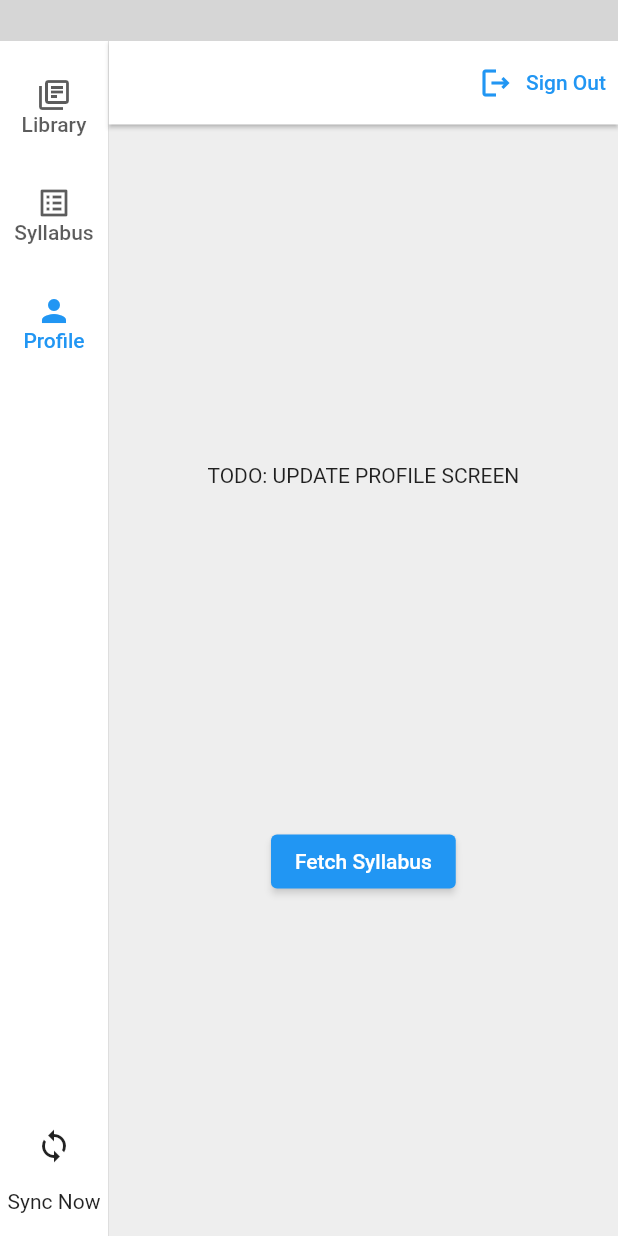
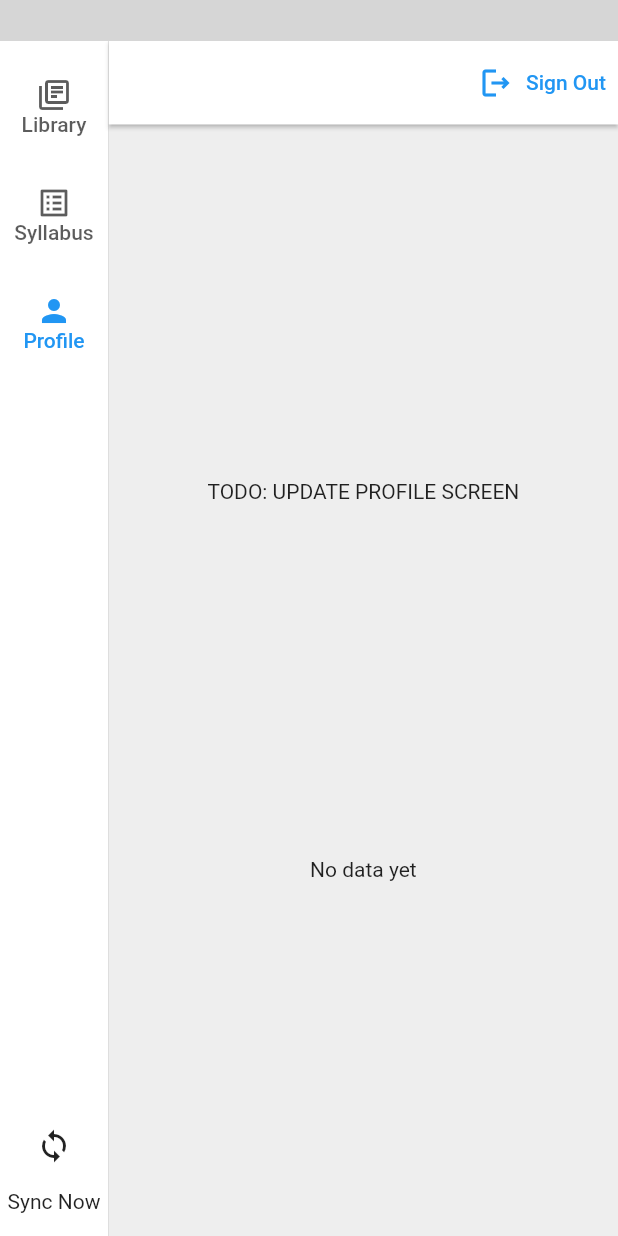
Before and after one commit to silverback-robot/lastpage-windows, a Flutter app: the screen it shows once a user with an empty profile is signed in, after a tap on "Syllabus", after a tap on "Profile", on a phone screen of 412 x 824 dp. Run offline on Flutter 3.47's test engine with Material 2 defaults, Android fonts, the phone set to English and light mode, and no system bars; our stand-ins replace dio, firebase_auth, firebase_core, flutter_svg, hive, hive_flutter and 3 more; missing offline and left inert: bitsdojo_window, flutter_acrylic; accounts and stored records are empty; network calls fail; grey boxes are pictures that could not be loaded.

Commit message:
Load subjects into data classes and configure provider

```diff
--- a/lib/main.dart
+++ b/lib/main.dart
@@ -3,6 +3,7 @@ import 'package:flutter/material.dart';
 import 'package:firebase_core/firebase_core.dart';
 import 'package:flutter_acrylic/flutter_acrylic.dart';
 import 'package:hive_flutter/hive_flutter.dart';
+import 'package:lastpage/models/syllabus/syllabus_provider.dart';
 import 'package:lastpage/models/user_auth.dart';
 import 'package:lastpage/models/user_uploads/user_upload_info.dart';
 import 'package:lastpage/screens/window_frame.dart';
@@ -39,6 +40,8 @@ void main() async {
     ChangeNotifierProvider<UserAuth>(create: ((context) => UserAuth())),
     ChangeNotifierProvider<FirestoreRestApi>(
         create: ((context) => FirestoreRestApi())),
+    ChangeNotifierProvider<SyllabusProvider>(
+        create: ((context) => SyllabusProvider()), lazy: false),
   ], child: const MyApp()));
 
   doWhenWindowReady(() {
--- /dev/null
+++ b/lib/models/syllabus/subject.dart
@@ -0,0 +1,31 @@
+class Subject {
+  String subjectCode;
+  String subjectTitle;
+  String? LTPC;
+  List<SubjectUnit>? subjectUnits = [];
+
+  Subject(
+      {required this.subjectCode,
+      required this.subjectTitle,
+      this.LTPC,
+      this.subjectUnits});
+
+  factory Subject.fromJson(Map<String, dynamic> json) {
+    var subjectCode = json['subjectCode'] as String;
+    var subjectTitle = json['subjectTitle'] as String;
+    var rawLTPC = json['LTPC'] as String;
+    var LTPC = rawLTPC.replaceAll(' ', '').length == 8
+        ? rawLTPC.replaceAll(' ', '')
+        : null;
+    return Subject(
+        subjectCode: subjectCode, subjectTitle: subjectTitle, LTPC: LTPC);
+  }
+}
+
+class SubjectUnit {
+  String unitNumber;
+  String? unitTitle;
+  String? unitContents;
+
+  SubjectUnit({required this.unitNumber, this.unitTitle, this.unitContents});
+}
--- a/lib/models/syllabus/syllabus.dart
+++ b/lib/models/syllabus/syllabus.dart
@@ -1,59 +1,15 @@
-import 'package:dio/dio.dart';
-import 'package:flutter/services.dart' as s;
-import 'package:shared_preferences/shared_preferences.dart';
-import 'package:yaml/yaml.dart';
-import 'package:path_provider/path_provider.dart';
-import 'dart:io' as io;
+import 'package:lastpage/models/syllabus/subject.dart';
 
-//TODO: CRITICAL: Set `syllabusYamlUrl` in userProfile document at the time of profile creation
 class Syllabus {
-  //Check whether syllabus YAML exists
-  Future<String> getSyllabusPath() async {
-    var appDir = await getApplicationSupportDirectory();
-    var syllabusPath = io.File('${appDir.path}\\syllabus.yaml');
-    var syllabusExists = syllabusPath.existsSync();
-    if (!syllabusExists) {
-      // Get user's syllabus URL from userProfile
-      final prefs = await SharedPreferences.getInstance();
-      var syllabusYamlUrl = prefs.getString('syllabusYamlUrl')!;
-      // Download and rename syllabus yaml as `syllabus.yaml`
-      var syllabusYamlPath = await _downloadSyllabus(syllabusYamlUrl);
-      return syllabusYamlPath;
-    } else {
-      return syllabusPath.path;
-    }
-  }
+  String university;
+  String course;
+  String syllabusVersion;
+  List<Subject> subjects;
 
-  // Download syllabus YAML and set proper name
-  Future<String> _downloadSyllabus(String url) async {
-    try {
-      var dio = Dio();
-      var saveDir = await getApplicationSupportDirectory();
-      String filename = "syllabus.yaml";
-      String savePath = "${saveDir.path}\\$filename";
-      Response response = await dio.get(
-        url,
-        options: Options(
-          responseType: ResponseType.bytes,
-          followRedirects: false,
-        ),
-      );
-      io.File file = io.File(savePath);
-      var raf = file.openSync(mode: io.FileMode.write);
-      raf.writeFromSync(response.data);
-      await raf.close();
-      return savePath;
-    } catch (e) {
-      print(e);
-      rethrow;
-    }
-  }
-
-  // Parse contents of syllabus YAML and load create list of 'subject' objects
-  parseSyllabusYaml() async {
-    var syllabusPath = await getSyllabusPath();
-    final data = await io.File(syllabusPath).readAsString();
-    final mapData = loadYaml(data);
-    print(mapData);
-  }
+  Syllabus({
+    required this.university,
+    required this.course,
+    required this.syllabusVersion,
+    required this.subjects,
+  });
 }
--- /dev/null
+++ b/lib/models/syllabus/syllabus_provider.dart
@@ -0,0 +1,90 @@
+import 'package:dio/dio.dart';
+import 'package:flutter/foundation.dart';
+import 'package:lastpage/models/syllabus/subject.dart';
+import 'package:lastpage/models/syllabus/syllabus.dart';
+import 'package:shared_preferences/shared_preferences.dart';
+import 'package:yaml/yaml.dart';
+import 'package:path_provider/path_provider.dart';
+import 'dart:io' as io;
+
+//TODO: CRITICAL: Set `syllabusYamlUrl` in userProfile document at the time of profile creation
+class SyllabusProvider extends ChangeNotifier {
+  Syllabus? syllabus;
+
+  SyllabusProvider() {
+    _processSyllabusYaml();
+    notifyListeners();
+  }
+  //Check whether syllabus YAML exists
+  Future<String> _getSyllabusPath() async {
+    var appDir = await getApplicationSupportDirectory();
+    var syllabusPath = io.File('${appDir.path}\\syllabus.yaml');
+    var syllabusExists = syllabusPath.existsSync();
+    if (!syllabusExists) {
+      // Get user's syllabus URL from userProfile
+      final prefs = await SharedPreferences.getInstance();
+      var syllabusYamlUrl = prefs.getString('syllabusYamlUrl')!;
+      // Download and rename syllabus yaml as `syllabus.yaml`
+      var syllabusYamlPath = await _downloadSyllabus(syllabusYamlUrl);
+      return syllabusYamlPath;
+    } else {
+      return syllabusPath.path;
+    }
+  }
+
+  // Download syllabus YAML and set proper name
+  Future<String> _downloadSyllabus(String url) async {
+    try {
+      var dio = Dio();
+      var saveDir = await getApplicationSupportDirectory();
+      String filename = "syllabus.yaml";
+      String savePath = "${saveDir.path}\\$filename";
+      Response response = await dio.get(
+        url,
+        options: Options(
+          responseType: ResponseType.bytes,
+          followRedirects: false,
+        ),
+      );
+      io.File file = io.File(savePath);
+      var raf = file.openSync(mode: io.FileMode.write);
+      raf.writeFromSync(response.data);
+      await raf.close();
+      return savePath;
+    } catch (e) {
+      print(e);
+      rethrow;
+    }
+  }
+
+  _processSyllabusYaml() async {
+    var syllabusPath = await _getSyllabusPath();
+    final data = await io.File(syllabusPath).readAsString();
+    final mapData = loadYaml(data);
+
+    var university = mapData["university"];
+    var course = mapData["course"];
+    var syllabusVersion = mapData["syllabus_version"];
+    var subjectsList = ((mapData["subjects"] ?? []) as List);
+    List<Subject> subjects = [];
+    for (var subject in subjectsList) {
+      var subjectUnitsRaw = ((subject['subjectUnits'] ?? []) as List);
+      List<SubjectUnit> subjectUnits = [];
+      for (var item in subjectUnitsRaw) {
+        var subjectUnit = SubjectUnit(
+          unitNumber: item['unitNumber'],
+          unitTitle: item['unitTitle'],
+          unitContents: item['unitContents'],
+        );
+        subjectUnits.add(subjectUnit);
+      }
+    }
+    syllabus = Syllabus(
+      university: university,
+      course: course,
+      syllabusVersion: syllabusVersion,
+      subjects: subjects,
+    );
+    notifyListeners();
+  }
+}
--- a/lib/screens/update_profile.dart
+++ b/lib/screens/update_profile.dart
@@ -1,5 +1,5 @@
 import 'package:flutter/material.dart';
-import 'package:lastpage/models/syllabus/syllabus.dart';
+import 'package:lastpage/models/syllabus/syllabus_provider.dart';
 import 'package:lastpage/models/user_auth.dart';
 import 'package:provider/provider.dart';
 
@@ -8,7 +8,8 @@ class UpdateProfile extends StatelessWidget {
 
   @override
   Widget build(BuildContext context) {
-    final syllabus = Syllabus();
+    var data = Provider.of<SyllabusProvider>(context).syllabus;
+
     return Scaffold(
       appBar: AppBar(actions: [
         TextButton.icon(
@@ -24,11 +25,9 @@ class UpdateProfile extends StatelessWidget {
           crossAxisAlignment: CrossAxisAlignment.center,
           children: [
             const Text("TODO: UPDATE PROFILE SCREEN"),
-            ElevatedButton(
-                onPressed: () {
-                  syllabus.parseSyllabusYaml();
-                },
-                child: const Text("Fetch Syllabus")),
+            // ElevatedButton(
+            //     onPressed: () {}, child: const Text("Fetch Syllabus")),
+            Text(data?.syllabusVersion ?? "No data yet"),
           ],
         ),
       ),
```
